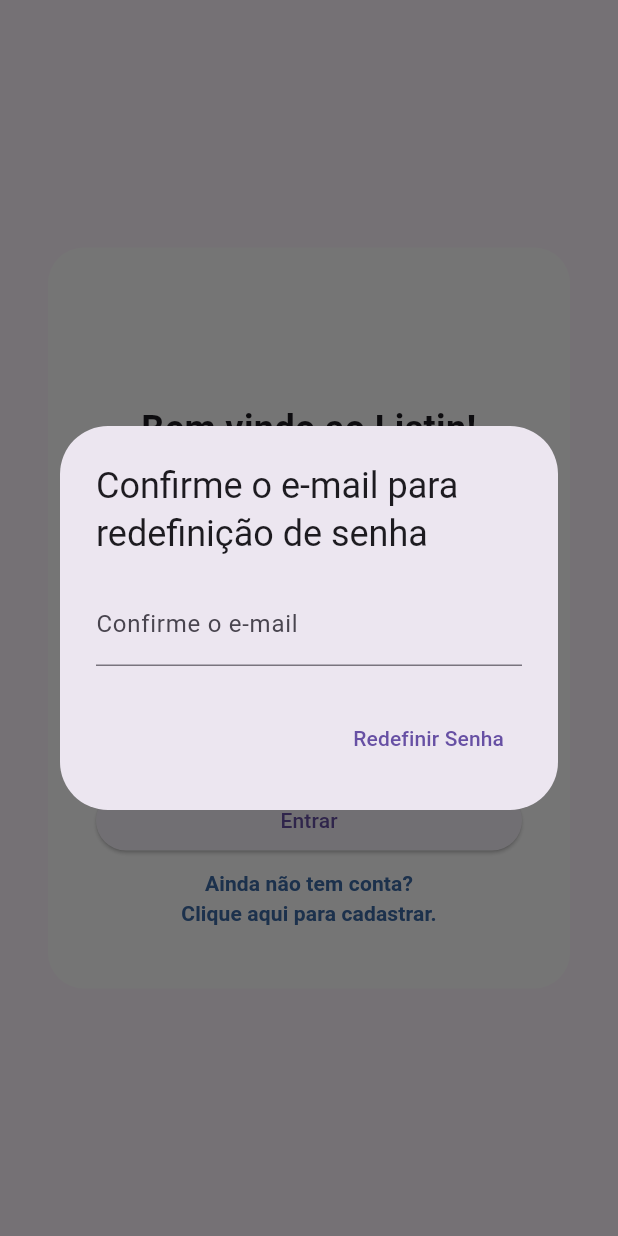
After one commit to Brunokrk/Learning_Firebase_with_Flutter, a Flutter app: the AuthScreen screen opened directly, after a tap on "Esqueci minha senha.", on a phone screen of 412 x 824 dp. The commit adds this screen. Run offline on Flutter 3.47's test engine with Material 3 defaults, Android fonts, the phone set to English and light mode, and no system bars; our stand-ins replace cloud_firestore, firebase_auth, firebase_core; accounts and stored records are empty; network calls fail.

Commit message:
Learning Flutter

```diff
--- /dev/null
+++ b/listing_tasks_app/lib/authentication/screens/auth_screen.dart
@@ -0,0 +1,267 @@
+import 'package:flutter/material.dart';
+import 'package:listing_tasks_app/authentication/component/show_snackbar.dart';
+import 'package:listing_tasks_app/authentication/services/auth_service.dart';
+
+import '../../_core/my_colors.dart';
+
+class AuthScreen extends StatefulWidget {
+  const AuthScreen({super.key});
+
+  @override
+  State<AuthScreen> createState() => _AuthScreenState();
+}
+
+class _AuthScreenState extends State<AuthScreen> {
+  final TextEditingController _emailController = TextEditingController();
+  final TextEditingController _senhaController = TextEditingController();
+  final TextEditingController _confirmaController = TextEditingController();
+  final TextEditingController _nomeController = TextEditingController();
+
+  bool isEntrando = true;
+
+  final _formKey = GlobalKey<FormState>();
+  AuthService authService = AuthService();
+
+  @override
+  Widget build(BuildContext context) {
+    return Scaffold(
+      body: Padding(
+        padding: const EdgeInsets.symmetric(
+          horizontal: 32,
+        ),
+        child: Center(
+          child: SingleChildScrollView(
+            child: Container(
+              decoration: BoxDecoration(
+                color: Colors.white,
+                borderRadius: BorderRadius.circular(24),
+              ),
+              padding: const EdgeInsets.all(32),
+              child: Form(
+                key: _formKey,
+                child: Column(
+                  mainAxisAlignment: MainAxisAlignment.center,
+                  crossAxisAlignment: CrossAxisAlignment.stretch,
+                  children: [
+                    Image.network(
+                      "https://github.com/ricarthlima/listin_assetws/raw/main/logo-icon.png",
+                      height: 64,
+                    ),
+                    Padding(
+                      padding: const EdgeInsets.all(8.0),
+                      child: Text(
+                        (isEntrando)
+                            ? "Bem vindo ao Listin!"
+                            : "Vamos começar?",
+                        textAlign: TextAlign.center,
+                        style: const TextStyle(
+                          fontSize: 24,
+                          fontWeight: FontWeight.bold,
+                        ),
+                      ),
+                    ),
+                    Text(
+                      (isEntrando)
+                          ? "Faça login para criar sua lista de compras."
+                          : "Faça seu cadastro para começar a criar sua lista de compras com Listin.",
+                      textAlign: TextAlign.center,
+                    ),
+                    TextFormField(
+                      controller: _emailController,
+                      decoration: const InputDecoration(label: Text("E-mail")),
+                      validator: (value) {
+                        if (value == null || value == "") {
+                          return "O valor de e-mail deve ser preenchido";
+                        }
+                        if (!value.contains("@") ||
+                            !value.contains(".") ||
+                            value.length < 4) {
+                          return "O valor do e-mail deve ser válido";
+                        }
+                        return null;
+                      },
+                    ),
+                    TextFormField(
+                      controller: _senhaController,
+                      obscureText: true,
+                      decoration: const InputDecoration(label: Text("Senha")),
+                      validator: (value) {
+                        if (value == null || value.length < 4) {
+                          return "Insira uma senha válida.";
+                        }
+                        return null;
+                      },
+                    ),
+                    Visibility(
+                      visible: isEntrando,
+                      child: TextButton(
+                        onPressed: () {
+                          esqueciMinhaSenhaClicado();
+                        },
+                        child: Text("Esqueci minha senha."),
+                      ),
+                    ),
+                    Padding(
+                      padding: const EdgeInsets.all(8.0),
+                      child: Visibility(
+                          visible: !isEntrando,
+                          child: Column(
+                            children: [
+                              TextFormField(
+                                controller: _confirmaController,
+                                obscureText: true,
+                                decoration: const InputDecoration(
+                                  label: Text("Confirme a senha"),
+                                ),
+                                validator: (value) {
+                                  if (value == null || value.length < 4) {
+                                    return "Insira uma confirmação de senha válida.";
+                                  }
+                                  if (value != _senhaController.text) {
+                                    return "As senhas devem ser iguais.";
+                                  }
+                                  return null;
+                                },
+                              ),
+                              TextFormField(
+                                controller: _nomeController,
+                                decoration: const InputDecoration(
+                                  label: Text("Nome"),
+                                ),
+                                validator: (value) {
+                                  if (value == null || value.length < 3) {
+                                    return "Insira um nome maior.";
+                                  }
+                                  return null;
+                                },
+                              ),
+                            ],
+                          )),
+                    ),
+                    const SizedBox(height: 16),
+                    ElevatedButton(
+                      onPressed: () {
+                        botaoEnviarClicado();
+                      },
+                      child: Text(
+                        (isEntrando) ? "Entrar" : "Cadastrar",
+                      ),
+                    ),
+                    TextButton(
+                      onPressed: () {
+                        setState(() {
+                          isEntrando = !isEntrando;
+                        });
+                      },
+                      child: Text(
+                        (isEntrando)
+                            ? "Ainda não tem conta?\nClique aqui para cadastrar."
+                            : "Já tem uma conta?\nClique aqui para entrar",
+                        textAlign: TextAlign.center,
+                        style: const TextStyle(
+                          color: MyColors.blue,
+                          fontWeight: FontWeight.bold,
+                        ),
+                      ),
+                    )
+                  ],
+                ),
+              ),
+            ),
+          ),
+        ),
+      ),
+    );
+  }
+
+  botaoEnviarClicado() {
+    String email = _emailController.text;
+    String senha = _senhaController.text;
+    String nome = _nomeController.text;
+
+    if (_formKey.currentState!.validate()) {
+      if (isEntrando) {
+        _entrarUsuario(email: email, senha: senha);
+      } else {
+        _criarUsuario(email: email, senha: senha, nome: nome);
+      }
+    }
+  }
+
+  _entrarUsuario({required String email, required String senha}) {
+    authService.entrarUsuario(email: email, senha: senha).then((erro) {
+      if (erro == null) {
+        showSnackBar(
+            context: context,
+            mensagem: "Contra logada com sucesso",
+            isErro: false);
+      } else {
+        showSnackBar(context: context, mensagem: erro);
+      }
+    });
+  }
+
+  _criarUsuario(
+      {required String email,
+      required String senha,
+      required String nome}) async {
+    authService
+        .cadastrarUsuario(
+      email: email,
+      senha: senha,
+      nome: nome,
+    )
+        .then((erro) {
+      if (erro == null) {
+        showSnackBar(
+            context: context,
+            mensagem: "Contra criada com sucesso",
+            isErro: false);
+      } else {
+        showSnackBar(context: context, mensagem: erro);
+      }
+    });
+  }
+
+  void esqueciMinhaSenhaClicado() {
+    String email = _emailController.text;
+    showDialog(
+        context: context,
+        builder: (context) {
+          TextEditingController redefinicaoSenhaController =
+              TextEditingController(text: email);
+          return AlertDialog(
+            title: const Text("Confirme o e-mail para redefinição de senha"),
+            content: TextFormField(
+              controller: redefinicaoSenhaController,
+              decoration:
+                  const InputDecoration(label: Text("Confirme o e-mail")),
+            ),
+            shape: const RoundedRectangleBorder(
+                borderRadius: BorderRadius.all(Radius.circular(32))),
+            actions: [
+              TextButton(
+                  onPressed: () {
+                    authService
+                        .redefinicaoSenha(
+                            email: redefinicaoSenhaController.text)
+                        .then(
+                      (erro) {
+                        if (erro == null) {
+                          showSnackBar(
+                              context: context,
+                              mensagem: "E-mail de redefinição enviado!",
+                              isErro: false);
+                        } else {
+                          showSnackBar(context: context, mensagem: erro);
+                        }
+                        Navigator.pop(context);
+                      },
+                    );
+                  },
+                  child: Text("Redefinir Senha"))
+            ],
+          );
+        });
+  }
+}
--- /dev/null
+++ b/listing_tasks_app/lib/authentication/services/auth_service.dart
@@ -0,0 +1,51 @@
+import 'package:firebase_auth/firebase_auth.dart';
+import 'package:firebase_core/firebase_core.dart';
+
+class AuthService{
+  final FirebaseAuth _firebaseAuth = FirebaseAuth.instance;
+
+  Future<String?> entrarUsuario({required String email, required String senha})async{
+    try {
+      await _firebaseAuth.signInWithEmailAndPassword(email: email, password: senha);
+    } on FirebaseAuthException catch (e) {
+      switch(e.code){
+        case "user-not-found":
+          return "O usuário ainda não existe!";
+        case "wrong-password":
+          return "Senha incorreta";
+      }
+      return e.code;
+    }
+    return null;
+  }
+
+  //Pode ser que tenha uma string -> Problema
+  //Nulo --> Sucesso
+  Future<String?>  cadastrarUsuario({required String email, required String senha, required String nome})async{
+    try {
+      UserCredential userCredential = await _firebaseAuth.createUserWithEmailAndPassword(email: email, password: senha);
+      //Quando registramos, já logamos, ou seja, nunca será nulo na prox linha
+      await userCredential.user!.updateDisplayName(nome);
+    } on FirebaseAuthException catch (e) {
+      switch(e.code){
+        case "email-already-in-use":
+          return "O e-mail já está em uso!";
+      }
+      return e.code;
+    }
+    return null;
+  }
+
+  Future<String?> redefinicaoSenha({required String email}) async{
+    try{
+      await _firebaseAuth.sendPasswordResetEmail(email: email);
+    }on FirebaseAuthException catch(e){
+      if(e.code =="user-not-found"){
+        return "E-mail não cadastrado!";
+      }
+      return e.code;
+    }
+    return null;
+  }
+
+}
--- a/listing_tasks_app/lib/main.dart
+++ b/listing_tasks_app/lib/main.dart
@@ -2,6 +2,7 @@ import 'package:cloud_firestore/cloud_firestore.dart';
 import 'package:flutter/material.dart';
 import 'package:firebase_core/firebase_core.dart';
 import 'package:listing_tasks_app/_core/my_colors.dart';
+import 'package:listing_tasks_app/authentication/screens/auth_screen.dart';
 import 'package:listing_tasks_app/firestore/presentation/home_screen.dart';
 import 'firebase_options.dart';
 
@@ -37,7 +38,7 @@ class MyApp extends StatelessWidget {
           shape: RoundedRectangleBorder(borderRadius: BorderRadius.vertical(bottom: Radius.circular(30)))
         ),
       ),
-      home: HomeScreen(),
+      home: AuthScreen(),
     );
   }
 }
--- a/listing_tasks_app/pubspec.yaml
+++ b/listing_tasks_app/pubspec.yaml
@@ -38,6 +38,7 @@ dependencies:
   firebase_core: ^2.27.0
   cloud_firestore: ^4.15.8
   uuid: ^4.4.0
+  firebase_auth: ^4.17.8
 
 dev_dependencies:
   flutter_test:
```
Also changed, not shown: listing_tasks_app/lib/authentication/component/show_snackbar.dart (added, +8 -0 lines), listing_tasks_app/pubspec.lock, 3 other files.
